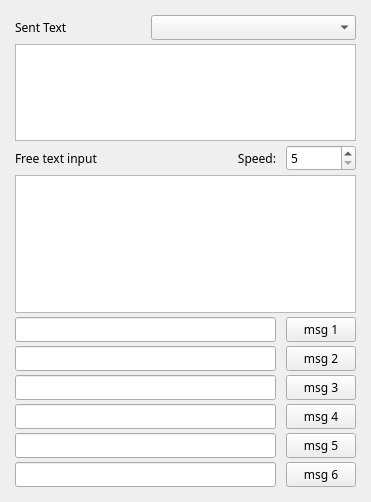
Qt form winkeyerserial/main.ui (mbridak/PyWinKeyerSerial) before a commit.
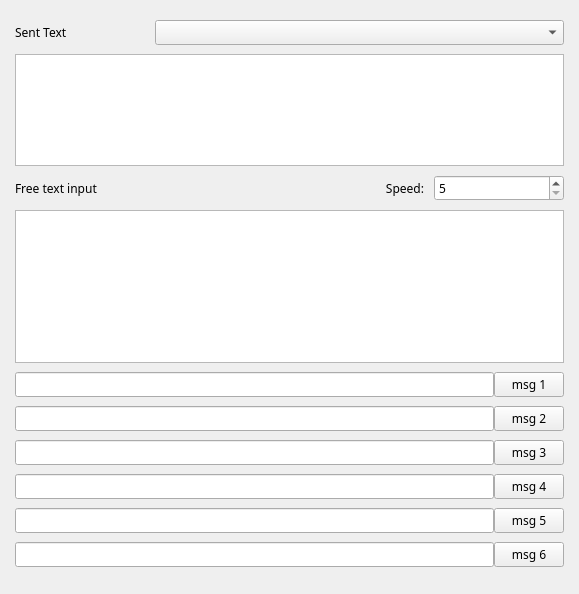
The same form after that commit.

What changed in the file:
```diff
--- a/winkeyerserial/main.ui
+++ b/winkeyerserial/main.ui
@@ -6,15 +6,15 @@
    <rect>
     <x>0</x>
     <y>0</y>
-    <width>371</width>
-    <height>502</height>
+    <width>579</width>
+    <height>594</height>
    </rect>
   </property>
   <property name="windowTitle">
    <string>K6GTE winkeyerserial</string>
   </property>
   <widget class="QWidget" name="centralwidget">
-   <layout class="QGridLayout" name="gridLayout" rowstretch="0,0,0,0,0,0,0,0,0,0,0,0">
+   <layout class="QGridLayout" name="gridLayout" rowstretch="0,0,0,0,0,0,0,0,0,0,0,0,0,0,0,0,0">
     <property name="leftMargin">
      <number>15</number>
     </property>
@@ -33,19 +33,7 @@
     <property name="verticalSpacing">
      <number>4</number>
     </property>
-    <item row="0" column="0">
-     <widget class="QLabel" name="label">
-      <property name="font">
-       <font>
-        <family>JetBrains Mono</family>
-       </font>
-      </property>
-      <property name="text">
-       <string>Sent Text</string>
-      </property>
-     </widget>
-    </item>
-    <item row="3" column="0" colspan="3">
+    <item row="3" column="1" colspan="4">
      <widget class="QPlainTextEdit" name="inputbox">
       <property name="maximumSize">
        <size>
@@ -61,21 +49,18 @@
      </widget>
     </item>
     <item row="2" column="1">
-     <widget class="QLabel" name="label_3">
+     <widget class="QLabel" name="label_2">
       <property name="font">
        <font>
         <family>JetBrains Mono</family>
        </font>
       </property>
       <property name="text">
-       <string>Speed:</string>
-      </property>
-      <property name="alignment">
-       <set>Qt::AlignRight|Qt::AlignTrailing|Qt::AlignVCenter</set>
+       <string>Free text input</string>
       </property>
      </widget>
     </item>
-    <item row="2" column="2">
+    <item row="2" column="4">
      <widget class="QSpinBox" name="spinBox_speed">
       <property name="font">
        <font>
@@ -90,7 +75,235 @@
       </property>
      </widget>
     </item>
-    <item row="0" column="1" colspan="2">
+    <item row="0" column="1">
+     <widget class="QLabel" name="label">
+      <property name="font">
+       <font>
+        <family>JetBrains Mono</family>
+       </font>
+      </property>
+      <property name="text">
+       <string>Sent Text</string>
+      </property>
+     </widget>
+    </item>
+    <item row="2" column="3">
+     <widget class="QLabel" name="label_3">
+      <property name="font">
+       <font>
+        <family>JetBrains Mono</family>
+       </font>
+      </property>
+      <property name="text">
+       <string>Speed:</string>
+      </property>
+      <property name="alignment">
+       <set>Qt::AlignRight|Qt::AlignTrailing|Qt::AlignVCenter</set>
+      </property>
+     </widget>
+    </item>
+    <item row="1" column="1" colspan="4">
+     <widget class="QPlainTextEdit" name="outputbox">
+      <property name="maximumSize">
+       <size>
+        <width>16777215</width>
+        <height>112</height>
+       </size>
+      </property>
+      <property name="font">
+       <font>
+        <family>JetBrains Mono</family>
+       </font>
+      </property>
+     </widget>
+    </item>
+    <item row="15" column="1" colspan="4">
+     <layout class="QHBoxLayout" name="horizontalLayout_6">
+      <item>
+       <widget class="QLineEdit" name="msg6">
+        <property name="font">
+         <font>
+          <family>JetBrains Mono</family>
+         </font>
+        </property>
+       </widget>
+      </item>
+      <item>
+       <widget class="QPushButton" name="sendmsg6_button">
+        <property name="maximumSize">
+         <size>
+          <width>70</width>
+          <height>16777215</height>
+         </size>
+        </property>
+        <property name="font">
+         <font>
+          <family>JetBrains Mono</family>
+         </font>
+        </property>
+        <property name="text">
+         <string>msg 6</string>
+        </property>
+       </widget>
+      </item>
+     </layout>
+    </item>
+    <item row="12" column="1" colspan="4">
+     <layout class="QHBoxLayout" name="horizontalLayout_5">
+      <item>
+       <widget class="QLineEdit" name="msg5">
+        <property name="font">
+         <font>
+          <family>JetBrains Mono</family>
+         </font>
+        </property>
+       </widget>
+      </item>
+      <item>
+       <widget class="QPushButton" name="sendmsg5_button">
+        <property name="maximumSize">
+         <size>
+          <width>70</width>
+          <height>16777215</height>
+         </size>
+        </property>
+        <property name="font">
+         <font>
+          <family>JetBrains Mono</family>
+         </font>
+        </property>
+        <property name="text">
+         <string>msg 5</string>
+        </property>
+       </widget>
+      </item>
+     </layout>
+    </item>
+    <item row="11" column="1" colspan="4">
+     <layout class="QHBoxLayout" name="horizontalLayout_4">
+      <item>
+       <widget class="QLineEdit" name="msg4">
+        <property name="font">
+         <font>
+          <family>JetBrains Mono</family>
+         </font>
+        </property>
+       </widget>
+      </item>
+      <item>
+       <widget class="QPushButton" name="sendmsg4_button">
+        <property name="maximumSize">
+         <size>
+          <width>70</width>
+          <height>16777215</height>
+         </size>
+        </property>
+        <property name="font">
+         <font>
+          <family>JetBrains Mono</family>
+         </font>
+        </property>
+        <property name="text">
+         <string>msg 4</string>
+        </property>
+       </widget>
+      </item>
+     </layout>
+    </item>
+    <item row="9" column="1" colspan="4">
+     <layout class="QHBoxLayout" name="horizontalLayout_3">
+      <item>
+       <widget class="QLineEdit" name="msg3">
+        <property name="font">
+         <font>
+          <family>JetBrains Mono</family>
+         </font>
+        </property>
+       </widget>
+      </item>
+      <item>
+       <widget class="QPushButton" name="sendmsg3_button">
+        <property name="maximumSize">
+         <size>
+          <width>70</width>
+          <height>16777215</height>
+         </size>
+        </property>
+        <property name="font">
+         <font>
+          <family>JetBrains Mono</family>
+         </font>
+        </property>
+        <property name="text">
+         <string>msg 3</string>
+        </property>
+       </widget>
+      </item>
+     </layout>
+    </item>
+    <item row="8" column="1" colspan="4">
+     <layout class="QHBoxLayout" name="horizontalLayout_2">
+      <item>
+       <widget class="QLineEdit" name="msg2">
+        <property name="font">
+         <font>
+          <family>JetBrains Mono</family>
+         </font>
+        </property>
+       </widget>
+      </item>
+      <item>
+       <widget class="QPushButton" name="sendmsg2_button">
+        <property name="maximumSize">
+         <size>
+          <width>70</width>
+          <height>16777215</height>
+         </size>
+        </property>
+        <property name="font">
+         <font>
+          <family>JetBrains Mono</family>
+         </font>
+        </property>
+        <property name="text">
+         <string>msg 2</string>
+        </property>
+       </widget>
+      </item>
+     </layout>
+    </item>
+    <item row="4" column="1" colspan="4">
+     <layout class="QHBoxLayout" name="horizontalLayout">
+      <item>
+       <widget class="QLineEdit" name="msg1">
+        <property name="font">
+         <font>
+          <family>JetBrains Mono</family>
+         </font>
+        </property>
+       </widget>
+      </item>
+      <item>
+       <widget class="QPushButton" name="sendmsg1_button">
+        <property name="maximumSize">
+         <size>
+          <width>70</width>
+          <height>16777215</height>
+         </size>
+        </property>
+        <property name="font">
+         <font>
+          <family>JetBrains Mono</family>
+         </font>
+        </property>
+        <property name="text">
+         <string>msg 1</string>
+        </property>
+       </widget>
+      </item>
+     </layout>
+    </item>
+    <item row="0" column="2" colspan="3">
      <widget class="QComboBox" name="comboBox_device">
       <property name="sizePolicy">
        <sizepolicy hsizetype="Preferred" vsizetype="Fixed">
@@ -108,195 +321,6 @@
       </property>
      </widget>
     </item>
-    <item row="1" column="0" colspan="3">
-     <widget class="QPlainTextEdit" name="outputbox">
-      <property name="maximumSize">
-       <size>
-        <width>16777215</width>
-        <height>112</height>
-       </size>
-      </property>
-      <property name="font">
-       <font>
-        <family>JetBrains Mono</family>
-       </font>
-      </property>
-     </widget>
-    </item>
-    <item row="2" column="0">
-     <widget class="QLabel" name="label_2">
-      <property name="font">
-       <font>
-        <family>JetBrains Mono</family>
-       </font>
-      </property>
-      <property name="text">
-       <string>Free text input</string>
-      </property>
-     </widget>
-    </item>
-    <item row="4" column="2">
-     <widget class="QPushButton" name="sendmsg1_button">
-      <property name="maximumSize">
-       <size>
-        <width>70</width>
-        <height>16777215</height>
-       </size>
-      </property>
-      <property name="font">
-       <font>
-        <family>JetBrains Mono</family>
-       </font>
-      </property>
-      <property name="text">
-       <string>msg 1</string>
-      </property>
-     </widget>
-    </item>
-    <item row="5" column="2">
-     <widget class="QPushButton" name="sendmsg2_button">
-      <property name="maximumSize">
-       <size>
-        <width>70</width>
-        <height>16777215</height>
-       </size>
-      </property>
-      <property name="font">
-       <font>
-        <family>JetBrains Mono</family>
-       </font>
-      </property>
-      <property name="text">
-       <string>msg 2</string>
-      </property>
-     </widget>
-    </item>
-    <item row="6" column="2">
-     <widget class="QPushButton" name="sendmsg3_button">
-      <property name="maximumSize">
-       <size>
-        <width>70</width>
-        <height>16777215</height>
-       </size>
-      </property>
-      <property name="font">
-       <font>
-        <family>JetBrains Mono</family>
-       </font>
-      </property>
-      <property name="text">
-       <string>msg 3</string>
-      </property>
-     </widget>
-    </item>
-    <item row="9" column="2">
-     <widget class="QPushButton" name="sendmsg4_button">
-      <property name="maximumSize">
-       <size>
-        <width>70</width>
-        <height>16777215</height>
-       </size>
-      </property>
-      <property name="font">
-       <font>
-        <family>JetBrains Mono</family>
-       </font>
-      </property>
-      <property name="text">
-       <string>msg 4</string>
-      </property>
-     </widget>
-    </item>
-    <item row="10" column="2">
-     <widget class="QPushButton" name="sendmsg5_button">
-      <property name="maximumSize">
-       <size>
-        <width>70</width>
-        <height>16777215</height>
-       </size>
-      </property>
-      <property name="font">
-       <font>
-        <family>JetBrains Mono</family>
-       </font>
-      </property>
-      <property name="text">
-       <string>msg 5</string>
-      </property>
-     </widget>
-    </item>
-    <item row="11" column="2">
-     <widget class="QPushButton" name="sendmsg6_button">
-      <property name="maximumSize">
-       <size>
-        <width>70</width>
-        <height>16777215</height>
-       </size>
-      </property>
-      <property name="font">
-       <font>
-        <family>JetBrains Mono</family>
-       </font>
-      </property>
-      <property name="text">
-       <string>msg 6</string>
-      </property>
-     </widget>
-    </item>
-    <item row="4" column="0" colspan="2">
-     <widget class="QLineEdit" name="msg1">
-      <property name="font">
-       <font>
-        <family>JetBrains Mono</family>
-       </font>
-      </property>
-     </widget>
-    </item>
-    <item row="5" column="0" colspan="2">
-     <widget class="QLineEdit" name="msg2">
-      <property name="font">
-       <font>
-        <family>JetBrains Mono</family>
-       </font>
-      </property>
-     </widget>
-    </item>
-    <item row="6" column="0" colspan="2">
-     <widget class="QLineEdit" name="msg3">
-      <property name="font">
-       <font>
-        <family>JetBrains Mono</family>
-       </font>
-      </property>
-     </widget>
-    </item>
-    <item row="9" column="0" colspan="2">
-     <widget class="QLineEdit" name="msg4">
-      <property name="font">
-       <font>
-        <family>JetBrains Mono</family>
-       </font>
-      </property>
-     </widget>
-    </item>
-    <item row="10" column="0" colspan="2">
-     <widget class="QLineEdit" name="msg5">
-      <property name="font">
-       <font>
-        <family>JetBrains Mono</family>
-       </font>
-      </property>
-     </widget>
-    </item>
-    <item row="11" column="0" colspan="2">
-     <widget class="QLineEdit" name="msg6">
-      <property name="font">
-       <font>
-        <family>JetBrains Mono</family>
-       </font>
-      </property>
-     </widget>
-    </item>
    </layout>
   </widget>
  </widget>
```
